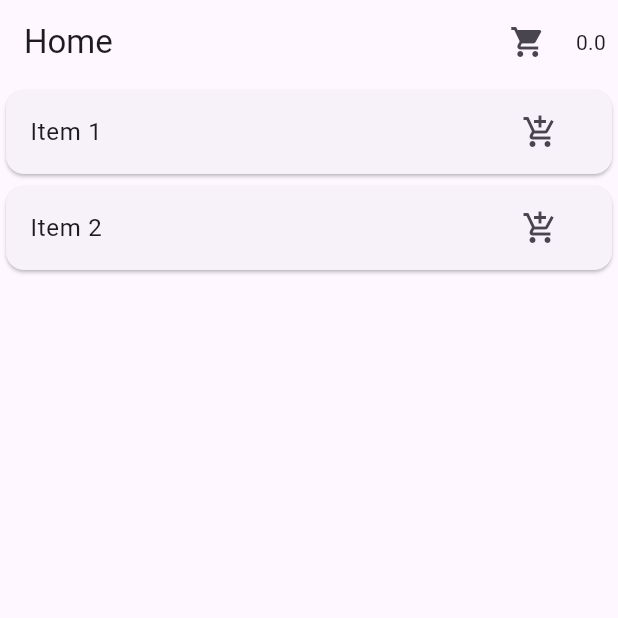
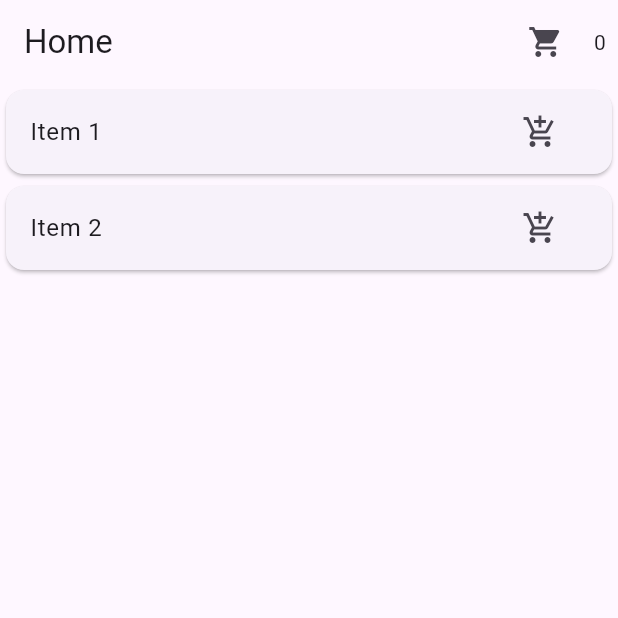
Before and after one commit to AIphaHash/ProviderProj, a Flutter app: the screen it shows after launch, on a phone screen of 412 x 824 dp, the top half of it. Run offline on Flutter 3.47's test engine with Material 3 defaults, Android fonts, the phone set to English and light mode, and no system bars.

Commit message:
second commit test

```diff
--- a/lib/Home.dart
+++ b/lib/Home.dart
@@ -35,7 +35,7 @@ class _HomeState extends State<Home> {
                 padding: const EdgeInsets.all(8.0),
                 child: Consumer<Cart>(
                   builder: (context, cart, child) {
-                    return Text("${cart.totalPrice}");
+                    return Text("${cart.count}");
                   },
                 ),
               )
```
